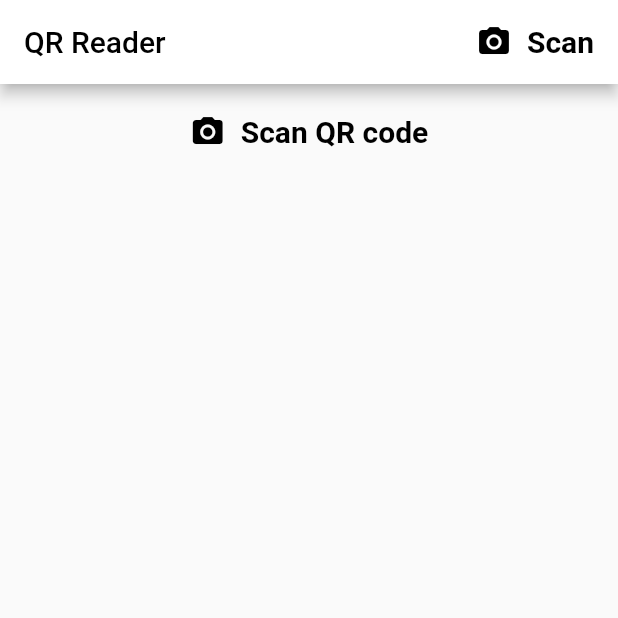
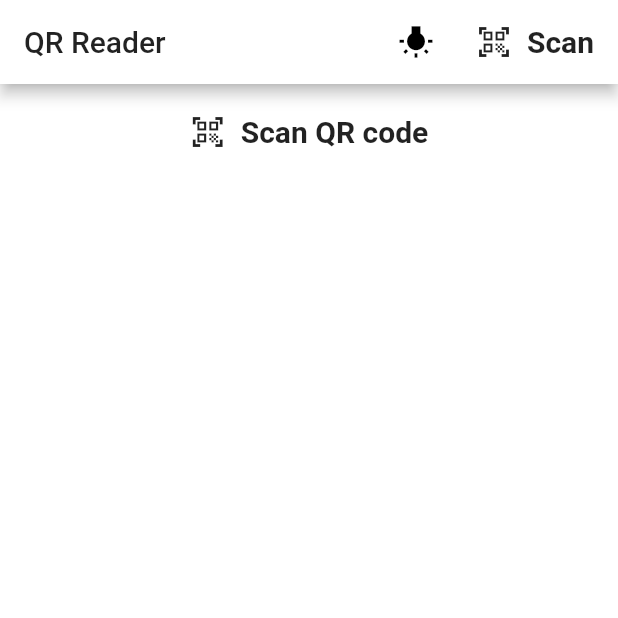
Before and after one commit to BaronAdam/qr_reader, a Flutter app: the screen it shows after launch, after a tap on "Scan", on a phone screen of 412 x 824 dp, the top half of it. Run offline on Flutter 3.47's test engine with Material 2 defaults, Android fonts, the phone set to English and light mode, and no system bars; our stand-ins replace adaptive_theme, flutter_styled_toast; missing offline and left inert: barras, validated.

Commit message:
Add dark theme.
Remove all static colors from MainScreen + add dynamic toast color + add button to change theme.
Add AdaptiveTheme to main.dart.

```diff
--- a/lib/main.dart
+++ b/lib/main.dart
@@ -1,15 +1,44 @@
+import 'package:adaptive_theme/adaptive_theme.dart';
 import 'package:flutter/material.dart';
 import 'package:qr_reader/screens/main_screen.dart';
 
-void main() {
-  runApp(QrReader());
+void main() async {
+  WidgetsFlutterBinding.ensureInitialized();
+  final savedThemeMode = await AdaptiveTheme.getThemeMode();
+  runApp(QrReader(savedThemeMode: savedThemeMode));
 }
 
 class QrReader extends StatelessWidget {
+  final savedThemeMode;
+
+  const QrReader({Key key, this.savedThemeMode}) : super(key: key);
   @override
   Widget build(BuildContext context) {
-    return MaterialApp(
-      home: MainScreen(),
+    return AdaptiveTheme(
+      light: ThemeData(
+        brightness: Brightness.light,
+        primaryColor: Colors.white,
+        primaryColorDark: Colors.white,
+        backgroundColor: Colors.white,
+        scaffoldBackgroundColor: Colors.white,
+        accentColor: Colors.amber,
+      ),
+      dark: ThemeData(
+        brightness: Brightness.dark,
+        primaryColor: Colors.black,
+        primaryColorDark: Colors.black,
+        backgroundColor: Colors.black,
+        scaffoldBackgroundColor: Colors.black,
+        cardColor: Colors.black,
+        shadowColor: Colors.white70,
+        accentColor: Colors.amber,
+      ),
+      initial: savedThemeMode ?? AdaptiveThemeMode.light,
+      builder: (theme, themeDark) => MaterialApp(
+        theme: theme,
+        darkTheme: themeDark,
+        home: MainScreen(),
+      ),
     );
   }
 }
--- a/lib/screens/main_screen.dart
+++ b/lib/screens/main_screen.dart
@@ -1,3 +1,4 @@
+import 'package:adaptive_theme/adaptive_theme.dart';
 import 'package:barras/barras.dart';
 import 'package:flutter/material.dart';
 import 'package:flutter/services.dart';
@@ -19,16 +20,19 @@ class _MainScreenState extends State<MainScreen> {
       appBar: AppBar(
         title: Text(
           'QR Reader',
-          style: TextStyle(color: Colors.black),
         ),
-        backgroundColor: Colors.white,
         actions: [
+          IconButton(
+            icon: Icon(Icons.wb_incandescent),
+            onPressed: () {
+              AdaptiveTheme.of(context).toggleThemeMode();
+            },
+          ),
           IconTextButton(
             onPressed: _scanCode,
             text: 'Scan',
             icon: Icon(
-              Icons.camera_alt,
-              color: Colors.black,
+              Icons.qr_code_scanner,
             ),
           )
         ],
@@ -38,7 +42,7 @@ class _MainScreenState extends State<MainScreen> {
           children: [
             if (_barcodeScanResult != '')
               Padding(
-                padding: const EdgeInsets.all(8.0),
+                padding: const EdgeInsets.all(12.0),
                 child: Card(
                   child: Column(
                     children: [
@@ -57,7 +61,6 @@ class _MainScreenState extends State<MainScreen> {
                             text: 'Copy',
                             icon: Icon(
                               Icons.copy,
-                              color: Colors.black,
                             ),
                           ),
                           if (validate.isURL(_barcodeScanResult))
@@ -66,7 +69,6 @@ class _MainScreenState extends State<MainScreen> {
                               text: 'Open',
                               icon: Icon(
                                 Icons.open_in_browser,
-                                color: Colors.black,
                               ),
                             )
                           else
@@ -97,8 +99,7 @@ class _MainScreenState extends State<MainScreen> {
                     onPressed: _scanCode,
                     text: 'Scan QR code',
                     icon: Icon(
-                      Icons.camera_alt,
-                      color: Colors.black,
+                      Icons.qr_code_scanner,
                     ),
                     minWidth: double.infinity,
                     isCentered: true,
@@ -148,9 +149,11 @@ class _MainScreenState extends State<MainScreen> {
       context: context,
       textStyle: TextStyle(
         fontSize: 21,
-        color: Colors.black,
+        color:
+            AdaptiveTheme.of(context).isDefault ? Colors.white : Colors.black,
       ),
-      backgroundColor: Colors.black12,
+      backgroundColor:
+          AdaptiveTheme.of(context).isDefault ? Colors.black54 : Colors.white,
       borderRadius: BorderRadius.circular(20),
     );
   }
--- a/lib/widgets/formatted_text.dart
+++ b/lib/widgets/formatted_text.dart
@@ -20,7 +20,6 @@ class _FormattedTextState extends State<FormattedText> {
     return Text(
       widget.text,
       style: TextStyle(
-        color: Colors.black,
         fontSize: widget.fontSize,
         fontWeight: FontWeight.bold,
       ),
--- a/pubspec.yaml
+++ b/pubspec.yaml
@@ -16,6 +16,7 @@ dependencies:
   flutter_styled_toast: ^1.5.0+1
   validated: ^1.0.3
   url_launcher: ^5.7.10
+  adaptive_theme: ^1.1.0
 
   cupertino_icons: ^1.0.0
 
```
Also changed, not shown: pubspec.lock.
